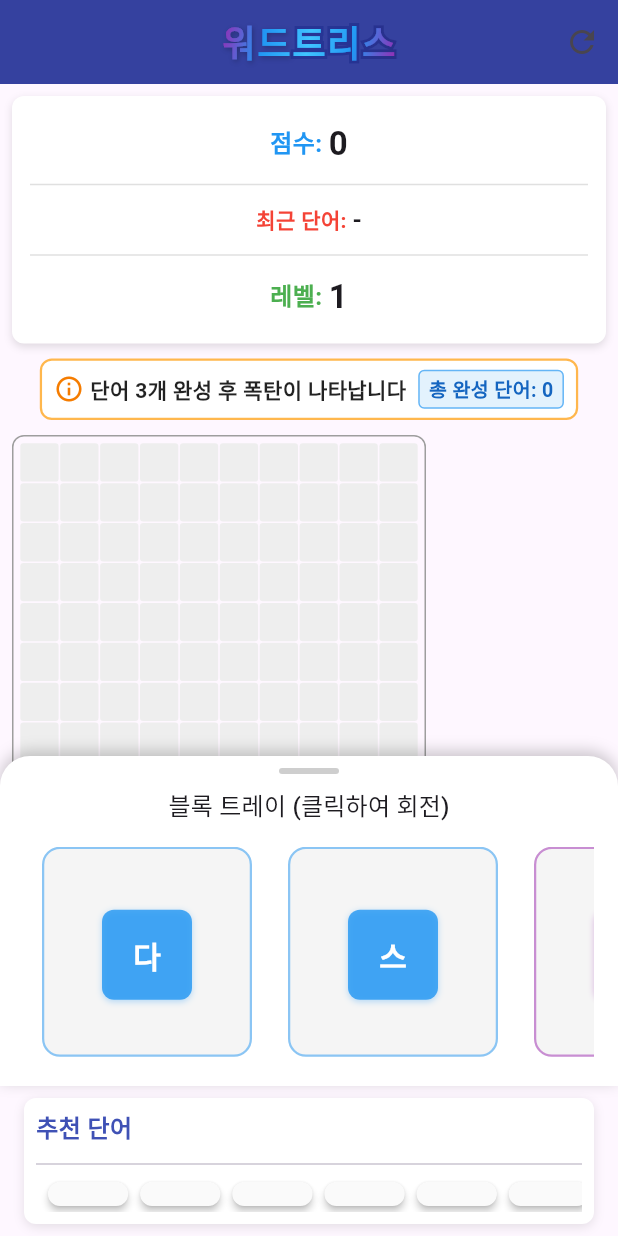
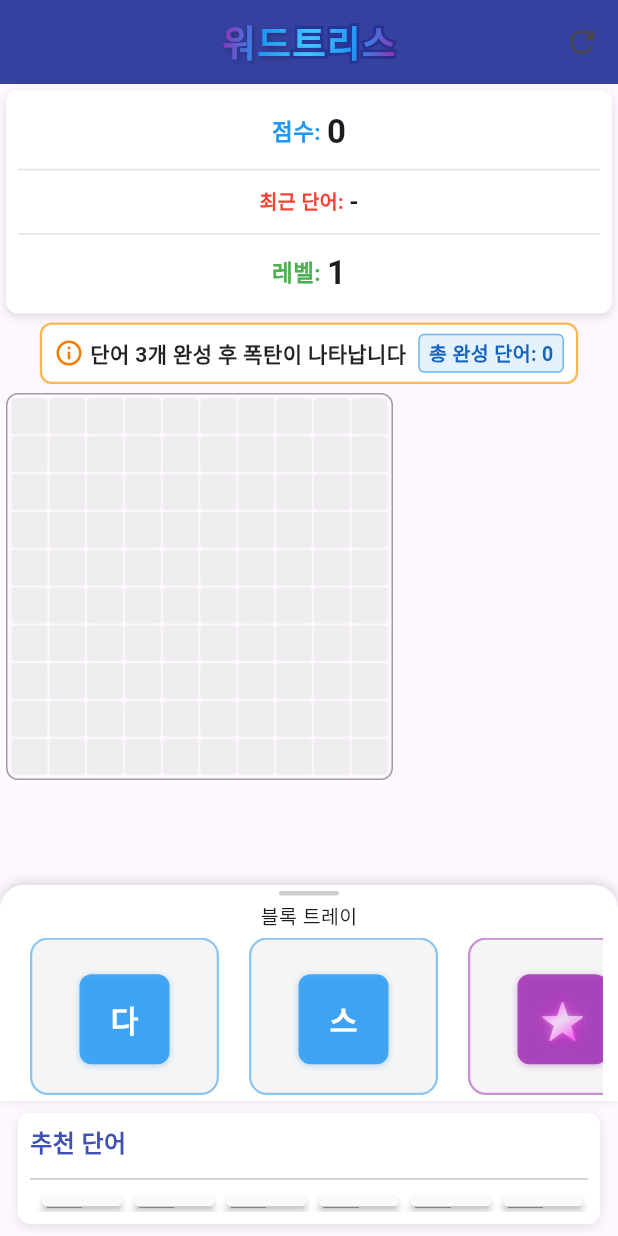
Before and after one commit to BongsooJeong/wordtris, a Flutter app: the screen it shows after launch, on a phone screen of 412 x 824 dp. Run offline on Flutter 3.47's test engine with Material 3 defaults, Android fonts, the phone set to English and light mode, and no system bars; our stand-ins replace sqflite; accounts and stored records are empty; statements that could not run were skipped.

Commit message:
반응형 레이아웃 구현 (1단계): 기본 레이아웃 구조 변경

````diff
--- a/lib/widgets/block_tray.dart
+++ b/lib/widgets/block_tray.dart
@@ -19,6 +19,10 @@
 ///
 /// - wordSuggestionsKey: GlobalKey<WordSuggestionsState>?
 ///   단어 제안 위젯의 키 (기본값: null)
+///
+/// - isCompactMode: bool
+///   컴팩트 모드 여부 (기본값: false)
+///   모바일 화면에서 더 작고 간결한 레이아웃 사용
 ///
 /// 레이아웃 구조:
 /// ```
@@ -47,12 +51,14 @@ class BlockTray extends StatelessWidget {
   final double cellSize;
   final double spacing;
   final GlobalKey<WordSuggestionsState>? wordSuggestionsKey;
+  final bool isCompactMode;
 
   const BlockTray({
     super.key,
     this.cellSize = 40.0,
     this.spacing = 16.0,
     this.wordSuggestionsKey,
+    this.isCompactMode = false,
   });
 
   @override
@@ -61,10 +67,21 @@ class BlockTray extends StatelessWidget {
     final blocks = gameProvider.availableBlocks;
     final screenSize = MediaQuery.of(context).size;
 
-    // 화면 크기에 따라 셀 크기 동적 조정
-    final isSmallScreen = screenSize.width < 360;
-    final dynamicCellSize = isSmallScreen ? 34.0 : cellSize;
-    final dynamicPadding = isSmallScreen ? 8.0 : 16.0;
+    // 화면 크기와 모드에 따른 동적 설정
+    final screenWidth = screenSize.width;
+    final isSmallScreen = screenWidth < 360;
+
+    // 컴팩트 모드에서 더 작은 셀과 패딩 크기 사용
+    final dynamicCellSize = isCompactMode
+        ? (isSmallScreen ? 32.0 : 36.0)
+        : (isSmallScreen ? 34.0 : cellSize);
+
+    final dynamicPadding = isCompactMode
+        ? (isSmallScreen ? 6.0 : 10.0)
+        : (isSmallScreen ? 8.0 : 16.0);
+
+    final trayHeight =
+        isCompactMode ? dynamicCellSize * 4.0 : dynamicCellSize * 5.5;
 
     // 하이라이트 핸들러 생성
     final highlightHandler =
@@ -76,19 +93,22 @@ class BlockTray extends StatelessWidget {
       bottom: 0,
       child: Container(
         width: screenSize.width,
-        height: dynamicCellSize * 5.5, // 높이를 약간 줄임
-        padding: EdgeInsets.symmetric(vertical: 8, horizontal: dynamicPadding),
+        height: trayHeight,
+        padding: EdgeInsets.symmetric(
+          vertical: isCompactMode ? 4.0 : 8.0,
+          horizontal: dynamicPadding,
+        ),
         decoration: BoxDecoration(
           color: Colors.white,
-          borderRadius: const BorderRadius.only(
-            topLeft: Radius.circular(20),
-            topRight: Radius.circular(20),
+          borderRadius: BorderRadius.only(
+            topLeft: Radius.circular(isCompactMode ? 16.0 : 20.0),
+            topRight: Radius.circular(isCompactMode ? 16.0 : 20.0),
           ),
           boxShadow: [
             BoxShadow(
-              color: Colors.black.withOpacity(0.2),
-              blurRadius: 8,
-              offset: const Offset(0, -3),
+              color: Colors.black.withOpacity(isCompactMode ? 0.15 : 0.2),
+              blurRadius: isCompactMode ? 6.0 : 8.0,
+              offset: Offset(0, isCompactMode ? -2.0 : -3.0),
             )
           ],
         ),
@@ -98,21 +118,28 @@ class BlockTray extends StatelessWidget {
             // 드래그 핸들
             Container(
               width: 40,
-              height: 4,
-              margin: const EdgeInsets.only(bottom: 8),
+              height: isCompactMode ? 3.0 : 4.0,
+              margin: EdgeInsets.only(bottom: isCompactMode ? 4.0 : 8.0),
               decoration: BoxDecoration(
                 color: Colors.grey.withOpacity(0.5),
                 borderRadius: BorderRadius.circular(2),
               ),
             ),
-            // 블록 트레이 제목 (작은 화면에서는 글자 크기 줄임)
-            Text(
-              isSmallScreen ? '블록 트레이' : '블록 트레이 (클릭하여 회전)',
-              style: isSmallScreen
-                  ? Theme.of(context).textTheme.titleSmall
-                  : Theme.of(context).textTheme.titleMedium,
-            ),
+
+            // 트레이 제목 텍스트 (컴팩트 모드에서는 작게)
+            if (!isCompactMode || screenWidth > 360)
+              Text(
+                isCompactMode || isSmallScreen ? '블록 트레이' : '블록 트레이 (클릭하여 회전)',
+                style: TextStyle(
+                  fontSize: isCompactMode
+                      ? (isSmallScreen ? 12.0 : 13.0)
+                      : (isSmallScreen ? 13.0 : 14.0),
+                  fontWeight: FontWeight.w500,
+                ),
+              ),
+
             const SizedBox(height: 4),
+
             // 블록 목록
             Expanded(
               child: Center(
@@ -127,7 +154,8 @@ class BlockTray extends StatelessWidget {
                           for (int i = 0; i < blocks.length; i++)
                             Padding(
                               padding: EdgeInsets.symmetric(
-                                  horizontal: isSmallScreen ? 2.0 : 4.0),
+                                horizontal: isCompactMode ? 2.0 : 4.0,
+                              ),
                               child: BlockDraggable(
                                 block: blocks[i],
                                 cellSize: dynamicCellSize,
--- a/lib/widgets/game_layout.dart
+++ b/lib/widgets/game_layout.dart
@@ -24,27 +24,37 @@ class GameLayout extends StatelessWidget {
     return LayoutBuilder(
       builder: (context, constraints) {
         // 화면 크기에 따라 레이아웃 조정
-        final isSmallScreen = constraints.maxWidth < 600;
+        // 반응형 브레이크포인트 구분을 더 상세하게 설정
+        final screenWidth = constraints.maxWidth;
 
-        if (isSmallScreen) {
-          return _buildMobileLayout(context, gameProvider);
+        // 모바일: 0-599px, 태블릿: 600-899px, 데스크톱: 900px+
+        if (screenWidth < 600) {
+          return _buildMobileLayout(context, gameProvider, screenWidth);
+        } else if (screenWidth < 900) {
+          return _buildTabletLayout(context, gameProvider, screenWidth);
         } else {
-          return _buildDesktopLayout(context, gameProvider);
+          return _buildDesktopLayout(context, gameProvider, screenWidth);
         }
       },
     );
   }
 
-  /// 모바일 화면용 세로 레이아웃 구성
-  Widget _buildMobileLayout(BuildContext context, GameProvider gameProvider) {
+  /// 모바일 화면용 세로 레이아웃 구성 (화면 너비 < 600px)
+  Widget _buildMobileLayout(
+      BuildContext context, GameProvider gameProvider, double screenWidth) {
+    // 화면 크기에 따른 동적 셀 크기 조정
+    final dynamicCellSize = screenWidth < 360 ? 36.0 : 42.0;
+    final trayHeight = dynamicCellSize * 5.0;
+
     return Column(
       children: [
-        // 점수 디스플레이
+        // 점수 디스플레이 (세로 모드로 변경)
         ScoreDisplay(
           score: gameProvider.score,
           level: gameProvider.level,
           lastWord: gameProvider.lastCompletedWord,
           lastWordPoints: gameProvider.lastWordPoints,
+          isCompactMode: true, // 세로 배치 모드 활성화
         ),
 
         // 폭탄 인디케이터
@@ -54,40 +64,41 @@ class GameLayout extends StatelessWidget {
         Expanded(
           child: Stack(
             children: [
-              // 게임 그리드
-              const Positioned.fill(
-                bottom: 150, // 트레이 높이만큼 공간 확보
+              // 게임 그리드 (화면 크기에 맞게 조정)
+              Positioned.fill(
+                bottom: trayHeight, // 트레이 높이만큼 공간 확보
                 child: Padding(
-                  padding: EdgeInsets.all(8.0),
+                  padding: const EdgeInsets.all(4.0),
                   child: GameGrid(
-                    cellSize: 48.0,
-                    gridPadding: 4.0,
+                    cellSize: dynamicCellSize,
+                    gridPadding: 2.0,
                   ),
                 ),
               ),
 
-              // 블록 트레이 (화면 하단에 고정)
+              // 블록 트레이 (화면 하단에 고정, 컴팩트하게)
               BlockTray(
-                cellSize: 40.0,
-                spacing: 8.0,
+                cellSize: dynamicCellSize - 6.0, // 그리드보다 작게 설정
+                spacing: 4.0, // 공간 절약
                 wordSuggestionsKey: wordSuggestionsKey,
+                isCompactMode: true, // 컴팩트 모드 활성화
               ),
             ],
           ),
         ),
 
-        // 하단 단어 추천 영역 (작은 영역으로 표시)
+        // 하단 단어 추천 영역 (최소 크기로 표시)
         SizedBox(
-          height: 100,
+          height: screenWidth < 360 ? 80 : 90,
           child: Padding(
-            padding: const EdgeInsets.symmetric(horizontal: 8.0),
+            padding: const EdgeInsets.symmetric(horizontal: 4.0),
             child: WordSuggestions(
               key: wordSuggestionsKey,
               words: gameProvider.suggestedWordSet,
               wordUsageCount: gameProvider.wordUsageCounts,
               usedCharacters: gameProvider.usedCharacters,
               onDictionaryLookup: gameProvider.openDictionary,
-              isCompactMode: true,
+              isCompactMode: true, // 컴팩트 모드 활성화
             ),
           ),
         ),
@@ -95,8 +106,91 @@ class GameLayout extends StatelessWidget {
     );
   }
 
-  /// 데스크톱 화면용 가로 레이아웃 구성
-  Widget _buildDesktopLayout(BuildContext context, GameProvider gameProvider) {
+  /// 태블릿 화면용 혼합 레이아웃 구성 (600px <= 화면 너비 < 900px)
+  Widget _buildTabletLayout(
+      BuildContext context, GameProvider gameProvider, double screenWidth) {
+    const cellSize = 44.0;
+    const trayHeight = cellSize * 5.0;
+
+    return Column(
+      children: [
+        // 상단 정보 영역 (가로 배치)
+        Row(
+          children: [
+            // 점수와 레벨 정보
+            Expanded(
+              flex: 3,
+              child: ScoreDisplay(
+                score: gameProvider.score,
+                level: gameProvider.level,
+                lastWord: gameProvider.lastCompletedWord,
+                lastWordPoints: gameProvider.lastWordPoints,
+                isCompactMode: false, // 태블릿에서는 가로 배치 유지
+              ),
+            ),
+
+            // 폭탄 인디케이터
+            Expanded(
+              flex: 1,
+              child: BombIndicator(gameProvider: gameProvider),
+            ),
+          ],
+        ),
+
+        // 게임 영역 (중앙)
+        Expanded(
+          child: Row(
+            children: [
+              // 게임 그리드 (왼쪽)
+              Expanded(
+                flex: 3,
+                child: Stack(
+                  children: [
+                    // 게임 그리드
+                    const Padding(
+                      padding: EdgeInsets.all(8.0),
+                      child: GameGrid(
+                        cellSize: 46.0,
+                        gridPadding: 4.0,
+                      ),
+                    ),
+
+                    // 블록 트레이 (화면 하단에 고정)
+                    BlockTray(
+                      cellSize: cellSize,
+                      spacing: 6.0,
+                      wordSuggestionsKey: wordSuggestionsKey,
+                      isCompactMode: false, // 태블릿에서는 일반 모드 유지
+                    ),
+                  ],
+                ),
+              ),
+
+              // 추천 단어 영역 (오른쪽)
+              Expanded(
+                flex: 1,
+                child: WordSuggestions(
+                  key: wordSuggestionsKey,
+                  words: gameProvider.suggestedWordSet,
+                  wordUsageCount: gameProvider.wordUsageCounts,
+                  usedCharacters: gameProvider.usedCharacters,
+                  onDictionaryLookup: gameProvider.openDictionary,
+                  isCompactMode: false,
+                ),
+              ),
+            ],
+          ),
+        ),
+      ],
+    );
+  }
+
+  /// 데스크톱 화면용 가로 레이아웃 구성 (화면 너비 >= 900px)
+  Widget _buildDesktopLayout(
+      BuildContext context, GameProvider gameProvider, double screenWidth) {
+    // 화면 크기에 따른 동적 셀 크기 조정
+    final cellSize = screenWidth > 1200 ? 52.0 : 48.0;
+
     return Row(
       children: [
         // 메인 게임 영역
@@ -112,32 +206,34 @@ class GameLayout extends StatelessWidget {
                     level: gameProvider.level,
                     lastWord: gameProvider.lastCompletedWord,
                     lastWordPoints: gameProvider.lastWordPoints,
+                    isCompactMode: false, // 데스크톱에서는 가로 배치 유지
                   ),
 
                   // 폭탄 인디케이터
                   BombIndicator(gameProvider: gameProvider),
 
                   // 게임 그리드
-                  const Expanded(
+                  Expanded(
                     child: Padding(
-                      padding: EdgeInsets.all(8.0),
+                      padding: const EdgeInsets.all(8.0),
                       child: GameGrid(
-                        cellSize: 48.0,
+                        cellSize: cellSize,
                         gridPadding: 4.0,
                       ),
                     ),
                   ),
 
                   // 블록 트레이를 위한 공간 확보
-                  const SizedBox(height: 150),
+                  SizedBox(height: cellSize * 3.5),
                 ],
               ),
 
               // 블록 트레이 (화면 하단에 고정)
               BlockTray(
-                cellSize: 40.0,
+                cellSize: cellSize - 4.0,
                 spacing: 8.0,
                 wordSuggestionsKey: wordSuggestionsKey,
+                isCompactMode: false, // 데스크톱에서는 일반 모드 유지
               ),
             ],
           ),
@@ -154,6 +250,7 @@ class GameLayout extends StatelessWidget {
               wordUsageCount: gameProvider.wordUsageCounts,
               usedCharacters: gameProvider.usedCharacters,
               onDictionaryLookup: gameProvider.openDictionary,
+              isCompactMode: false,
             ),
           ),
         ),
--- a/lib/widgets/score_display.dart
+++ b/lib/widgets/score_display.dart
@@ -9,7 +9,7 @@
 /// ├─ 테두리: 둥근 모서리 (8.0)
 /// ├─ 그림자: 검은색 12% (블러: 4, y-오프셋: 2)
 /// │
-/// └─ Row (mainAxisAlignment: spaceAround)
+/// └─ Row (mainAxisAlignment: spaceAround) 또는 Column (isCompactMode가 true인 경우)
 ///    ├─ Column (점수 섹션)
 ///    │  ├─ Text ("점수")
 ///    │  │  └─ 스타일: 파란색, 16pt, 굵게
@@ -42,6 +42,7 @@
 /// - `level`: 표시할 레벨 값
 /// - `lastWord`: 최근 완성한 단어
 /// - `lastWordPoints`: 최근 완성한 단어의 점수
+/// - `isCompactMode`: 컴팩트 모드 여부 (세로 배치)
 
 import 'package:flutter/material.dart';
 
@@ -50,6 +51,7 @@ class ScoreDisplay extends StatelessWidget {
   final int level;
   final String lastWord;
   final int lastWordPoints;
+  final bool isCompactMode;
 
   const ScoreDisplay({
     super.key,
@@ -57,17 +59,24 @@ class ScoreDisplay extends StatelessWidget {
     required this.level,
     this.lastWord = '',
     this.lastWordPoints = 0,
+    this.isCompactMode = false,
   });
 
   @override
   Widget build(BuildContext context) {
-    // 화면 크기에 따라 레이아웃 조정
+    // 스크린 크기에 따른 동적 설정
     final screenWidth = MediaQuery.of(context).size.width;
-    final isSmallScreen = screenWidth < 600;
+    final isSmallScreen = screenWidth < 360;
+
+    // 작은 화면일 경우 더 작은 글꼴 크기 적용
+    final titleFontSize = isSmallScreen ? 14.0 : (isCompactMode ? 15.0 : 16.0);
+    final scoreFontSize = isSmallScreen ? 20.0 : (isCompactMode ? 22.0 : 24.0);
+    final wordFontSize = isSmallScreen ? 14.0 : (isCompactMode ? 16.0 : 18.0);
+    final pointsFontSize = isSmallScreen ? 12.0 : (isCompactMode ? 13.0 : 14.0);
 
     return Container(
-      padding: const EdgeInsets.all(12.0),
-      margin: const EdgeInsets.all(8.0),
+      padding: EdgeInsets.all(isCompactMode ? 8.0 : 12.0),
+      margin: EdgeInsets.all(isCompactMode ? 4.0 : 8.0),
       decoration: BoxDecoration(
         color: Colors.white,
         borderRadius: BorderRadius.circular(8.0),
@@ -79,7 +88,7 @@ class ScoreDisplay extends StatelessWidget {
           ),
         ],
       ),
-      child: isSmallScreen
+      child: isCompactMode
           // 세로 레이아웃 (모바일)
           ? Column(
               children: [
@@ -89,18 +98,18 @@ class ScoreDisplay extends StatelessWidget {
                   child: Row(
                     mainAxisAlignment: MainAxisAlignment.center,
                     children: [
-                      const Text(
+                      Text(
                         '점수: ',
                         style: TextStyle(
-                          fontSize: 16,
+                          fontSize: titleFontSize,
                           fontWeight: FontWeight.bold,
                           color: Colors.blue,
                         ),
                       ),
                       Text(
                         '$score',
-                        style: const TextStyle(
-                          fontSize: 22,
+                        style: TextStyle(
+                          fontSize: scoreFontSize,
                           fontWeight: FontWeight.bold,
                         ),
                       ),
@@ -110,7 +119,7 @@ class ScoreDisplay extends StatelessWidget {
 
                 // 구분선
                 Divider(
-                  height: 16,
+                  height: 12,
                   thickness: 1,
                   color: Colors.grey.shade300,
                 ),
@@ -121,18 +130,18 @@ class ScoreDisplay extends StatelessWidget {
                   child: Row(
                     mainAxisAlignment: MainAxisAlignment.center,
                     children: [
-                      const Text(
+                      Text(
                         '최근 단어: ',
                         style: TextStyle(
-                          fontSize: 14,
+                          fontSize: titleFontSize - 2,
                           fontWeight: FontWeight.bold,
                           color: Colors.red,
                         ),
                       ),
                       Text(
                         lastWord.isEmpty ? '-' : lastWord,
-                        style: const TextStyle(
-                          fontSize: 16,
+                        style: TextStyle(
+                          fontSize: wordFontSize,
                           fontWeight: FontWeight.bold,
                         ),
                       ),
@@ -142,7 +151,7 @@ class ScoreDisplay extends StatelessWidget {
                           child: Text(
                             '+$lastWordPoints',
                             style: TextStyle(
-                              fontSize: 14,
+                              fontSize: pointsFontSize,
                               fontWeight: FontWeight.bold,
                               color: Colors.orange.shade800,
                             ),
@@ -154,7 +163,7 @@ class ScoreDisplay extends StatelessWidget {
 
                 // 구분선
                 Divider(
-                  height: 16,
+                  height: 12,
                   thickness: 1,
                   color: Colors.grey.shade300,
                 ),
@@ -165,18 +174,18 @@ class ScoreDisplay extends StatelessWidget {
                   child: Row(
                     mainAxisAlignment: MainAxisAlignment.center,
                     children: [
-                      const Text(
+                      Text(
                         '레벨: ',
                         style: TextStyle(
-                          fontSize: 16,
+                          fontSize: titleFontSize,
                           fontWeight: FontWeight.bold,
                           color: Colors.green,
                         ),
                       ),
                       Text(
                         '$level',
-                        style: const TextStyle(
-                          fontSize: 22,
+                        style: TextStyle(
+                          fontSize: scoreFontSize,
                           fontWeight: FontWeight.bold,
                         ),
                       ),
@@ -192,18 +201,18 @@ class ScoreDisplay extends StatelessWidget {
                 // 점수 섹션
                 Column(
                   children: [
-                    const Text(
+                    Text(
                       '점수',
                       style: TextStyle(
-                        fontSize: 16,
+                        fontSize: titleFontSize,
                         fontWeight: FontWeight.bold,
                         color: Colors.blue,
                       ),
                     ),
                     Text(
                       '$score',
-                      style: const TextStyle(
-                        fontSize: 24,
+                      style: TextStyle(
+                        fontSize: scoreFontSize,
                         fontWeight: FontWeight.bold,
                       ),
                     ),
@@ -220,18 +229,18 @@ class ScoreDisplay extends StatelessWidget {
                 // 최근 완성 단어 섹션
                 Column(
                   children: [
-                    const Text(
+                    Text(
                       '최근 단어',
                       style: TextStyle(
-                        fontSize: 14,
+                        fontSize: titleFontSize - 2,
                         fontWeight: FontWeight.bold,
                         color: Colors.red,
                       ),
                     ),
                     Text(
                       lastWord.isEmpty ? '-' : lastWord,
-                      style: const TextStyle(
-                        fontSize: 18,
+                      style: TextStyle(
+                        fontSize: wordFontSize,
                         fontWeight: FontWeight.bold,
                       ),
                     ),
@@ -239,7 +248,7 @@ class ScoreDisplay extends StatelessWidget {
                       Text(
                         '+$lastWordPoints',
                         style: TextStyle(
-                          fontSize: 14,
+                          fontSize: pointsFontSize,
                           fontWeight: FontWeight.bold,
                           color: Colors.orange.shade800,
                         ),
@@ -257,18 +266,18 @@ class ScoreDisplay extends StatelessWidget {
                 // 레벨 섹션
                 Column(
                   children: [
-                    const Text(
+                    Text(
                       '레벨',
                       style: TextStyle(
-                        fontSize: 16,
+                        fontSize: titleFontSize,
                         fontWeight: FontWeight.bold,
                         color: Colors.green,
                       ),
                     ),
                     Text(
                       '$level',
-                      style: const TextStyle(
-                        fontSize: 24,
+                      style: TextStyle(
+                        fontSize: scoreFontSize,
                         fontWeight: FontWeight.bold,
                       ),
                     ),
````
